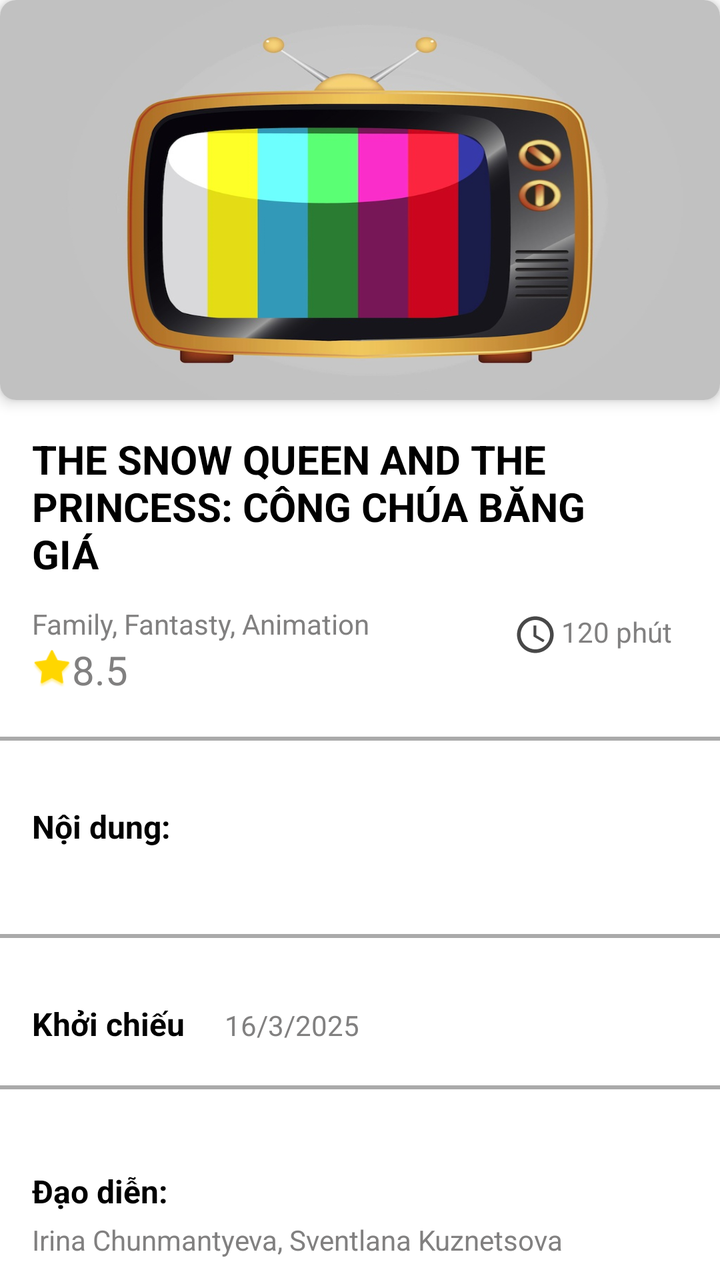
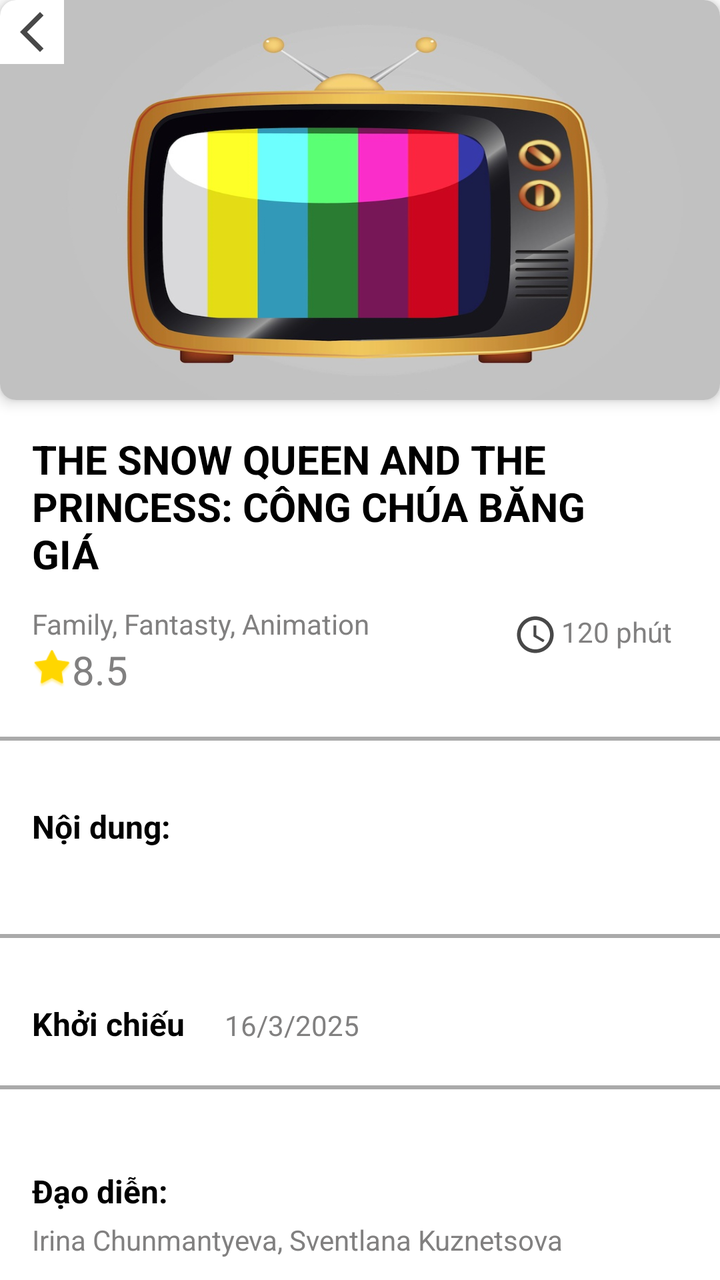

Two renders of the same Android screen: before a commit and after it. Below are the layout's source before the change and the commit's diff.
<!-- AndroidManifest.xml: application theme Theme.PRM392G2MovieBookingMobileApp -->
<!-- res/layout/activity_movie_detail.xml -->
<?xml version="1.0" encoding="utf-8"?>
<LinearLayout xmlns:android="http://schemas.android.com/apk/res/android"
    xmlns:app="http://schemas.android.com/apk/res-auto"
    android:layout_width="match_parent"
    android:layout_height="match_parent"
    android:background="@android:color/white"
    android:orientation="vertical">

    <LinearLayout
        android:layout_width="match_parent"
        android:layout_height="822dp"
        android:orientation="vertical">

        
        <androidx.cardview.widget.CardView
            android:layout_width="match_parent"
            android:layout_height="200dp"
            android:layout_marginBottom="16dp"
            app:cardCornerRadius="8dp"
            app:cardElevation="4dp">
            
            <ImageView
                android:id="@+id/iv_movie_banner"
                android:layout_width="match_parent"
                android:layout_height="match_parent"
                android:background="@drawable/tv_error"
                android:scaleType="centerCrop"
                android:contentDescription="Banner phim" />
        </androidx.cardview.widget.CardView>

        
        <TextView
            android:id="@+id/tv_movie_title"
            android:layout_width="wrap_content"
            android:layout_height="wrap_content"
            android:layout_marginEnd="40dp"
            android:paddingStart="16dp"
            android:text="THE SNOW QUEEN AND THE PRINCESS: CÔNG CHÚA BĂNG GIÁ"
            android:textColor="@android:color/black"
            android:textSize="20sp"
            android:textStyle="bold" />

        
        <LinearLayout
            android:layout_width="match_parent"
            android:layout_height="wrap_content"
            android:layout_marginTop="8dp"
            android:orientation="horizontal"
            android:paddingHorizontal="16dp"
            app:cardCornerRadius="8dp">

            <LinearLayout
                android:layout_width="wrap_content"
                android:layout_height="wrap_content"
                android:orientation="vertical">

                
                <TextView
                    android:id="@+id/tv_movie_genres"
                    android:layout_width="wrap_content"
                    android:layout_height="wrap_content"
                    android:layout_marginTop="4dp"
                    android:text="Family, Fantasty, Animation"
                    android:textColor="#818080"
                    android:textSize="14sp" />

                <LinearLayout
                    android:layout_width="wrap_content"
                    android:layout_height="wrap_content"
                    android:orientation="horizontal"
                    android:gravity="center_vertical"
                    >
                    <ImageView
                        android:layout_width="20dp"
                        android:layout_height="20dp"
                        android:src="@android:drawable/star_big_on"
                        app:tint="#FFD600"
                        />
                        
                    <TextView
                        android:id="@+id/tv_movie_rating"
                        android:layout_width="match_parent"
                        android:layout_height="wrap_content"
                        android:text="8.5"
                        android:textAlignment="center"
                        android:textColor="#818080"
                        android:textSize="20sp" />
                </LinearLayout>
            </LinearLayout>

            
            <LinearLayout
                android:layout_width="match_parent"
                android:layout_height="wrap_content"
                android:orientation="horizontal"
                android:layout_gravity="end"
                android:padding="8dp">
                <Space
                    android:layout_width="0dp"
                    android:layout_height="0dp"
                    android:layout_weight="1" />
                <ImageView
                    android:layout_width="22sp"
                    android:layout_height="22sp"
                    android:src="@drawable/baseline_access_time_24"
                    />

                <TextView
                    android:id="@+id/tv_movie_duration"
                    android:layout_width="wrap_content"
                    android:layout_height="wrap_content"
                    android:layout_marginStart="2dp"
                    android:text="120 phút"
                    android:textColor="#818080"
                    android:textSize="14sp" />
            </LinearLayout>


        </LinearLayout>

        <LinearLayout
            android:layout_width="match_parent"
            android:layout_height="wrap_content"
            android:orientation="horizontal"
            android:layout_marginVertical="20dp">
            <View
                android:id="@+id/curvedLine"
                android:layout_width="match_parent"
                android:layout_height="2dp"
                android:layout_marginBottom="12dp"
                android:background="@android:color/darker_gray"
                app:layout_constraintBottom_toTopOf="@+id/tvCenter"
                app:layout_constraintEnd_toEndOf="parent"
                app:layout_constraintHorizontal_bias="0.495"
                app:layout_constraintStart_toStartOf="parent"
                app:layout_constraintTop_toBottomOf="@+id/toolbar2"
                app:layout_constraintVertical_bias="1.0" />
        </LinearLayout>

        
        <LinearLayout
            android:layout_width="match_parent"
            android:layout_height="wrap_content"
            android:orientation="vertical"
            android:paddingHorizontal="16dp">

            <TextView
                android:layout_width="wrap_content"
                android:layout_height="wrap_content"
                android:text="Nội dung:"
                android:textColor="@android:color/black"
                android:textSize="16sp"
                android:textStyle="bold" />

            <TextView
                android:id="@+id/tv_movie_description"
                android:layout_width="match_parent"
                android:layout_height="wrap_content"
                android:layout_marginTop="4dp"
                android:textColor="#818080"
                android:textSize="14sp" />
        </LinearLayout>

        <LinearLayout
            android:layout_width="match_parent"
            android:layout_height="wrap_content"
            android:orientation="horizontal"
            android:layout_marginVertical="20dp">
            <View
                android:id="@+id/curvedLine1"
                android:layout_width="match_parent"
                android:layout_height="2dp"
                android:layout_marginBottom="12dp"
                android:background="@android:color/darker_gray"
                app:layout_constraintBottom_toTopOf="@+id/tvCenter"
                app:layout_constraintEnd_toEndOf="parent"
                app:layout_constraintHorizontal_bias="0.495"
                app:layout_constraintStart_toStartOf="parent"
                app:layout_constraintTop_toBottomOf="@+id/toolbar2"
                app:layout_constraintVertical_bias="1.0" />
        </LinearLayout>

        
        <LinearLayout
            android:layout_width="match_parent"
            android:layout_height="wrap_content"
            android:orientation="horizontal"
            android:layout_gravity="center"
            android:paddingHorizontal="16dp">

            <TextView
                android:layout_width="wrap_content"
                android:layout_height="wrap_content"
                android:text="Khởi chiếu"
                android:textColor="@android:color/black"
                android:textSize="16sp"
                android:textStyle="bold" />

            <TextView
                android:id="@+id/tv_movie_release_date"
                android:layout_width="match_parent"
                android:layout_height="wrap_content"
                android:text="16/3/2025"
                android:layout_marginStart="20dp"
                android:textColor="#818080"
                android:textSize="14sp" />
        </LinearLayout>
        <LinearLayout
            android:layout_width="match_parent"
            android:layout_height="wrap_content"
            android:orientation="horizontal"
            android:layout_gravity="center"
            android:paddingHorizontal="16dp"
            />

        <LinearLayout
            android:layout_width="match_parent"
            android:layout_height="wrap_content"
            android:orientation="horizontal"
            android:layout_marginVertical="20dp">
            <View
                android:id="@+id/curvedLine2"
                android:layout_width="match_parent"
                android:layout_height="2dp"
                android:layout_marginBottom="12dp"
                android:background="@android:color/darker_gray"
                app:layout_constraintBottom_toTopOf="@+id/tvCenter"
                app:layout_constraintEnd_toEndOf="parent"
                app:layout_constraintHorizontal_bias="0.495"
                app:layout_constraintStart_toStartOf="parent"
                app:layout_constraintTop_toBottomOf="@+id/toolbar2"
                app:layout_constraintVertical_bias="1.0" />
        </LinearLayout>
        <LinearLayout
            android:layout_width="match_parent"
            android:layout_height="wrap_content"
            android:layout_marginTop="8dp"
            android:orientation="vertical"
            app:cardCornerRadius="8dp"
            app:cardElevation="4dp">

            
            <LinearLayout
                android:layout_width="match_parent"
                android:layout_height="wrap_content"
                android:orientation="vertical"
                android:paddingHorizontal="16dp"
                >

                <TextView
                    android:layout_width="wrap_content"
                    android:layout_height="wrap_content"
                    android:text="Đạo diễn:"
                    android:textColor="@android:color/black"
                    android:textSize="16sp"
                    android:textStyle="bold" />

                <TextView
                    android:id="@+id/tv_movie_director"
                    android:layout_width="match_parent"
                    android:layout_height="wrap_content"
                    android:layout_marginTop="4dp"
                    android:text="Irina Chunmantyeva, Sventlana Kuznetsova"
                    android:textColor="#818080"
                    android:textSize="14sp" />
            </LinearLayout>

            
            <LinearLayout
                android:layout_width="match_parent"
                android:layout_height="wrap_content"
                android:orientation="vertical"
                android:padding="16dp">

                <TextView
                    android:layout_width="wrap_content"
                    android:layout_height="wrap_content"
                    android:text="Diễn viên:"
                    android:textColor="@android:color/black"
                    android:textSize="16sp"
                    android:textStyle="bold" />

                <TextView
                    android:id="@+id/tv_movie_actors"
                    android:layout_width="match_parent"
                    android:layout_height="wrap_content"
                    android:layout_marginTop="4dp"
                    android:text="Irina Chunmantyeva, Sventlana Kuznetsova"
                    android:textColor="#818080"
                    android:textSize="14sp" />
            </LinearLayout>
        </LinearLayout>


        
        
        
        
        
        
        

        
        
        
        
        

        
        
        
        
        
        
        

        
        
        
        
        
        
        
        
        


        

    </LinearLayout>

    <LinearLayout
        android:layout_width="match_parent"
        android:layout_height="wrap_content"
        android:orientation="horizontal"
        android:layout_marginHorizontal="10dp">

        <Button
        android:id="@+id/btn_select_showtime"
        android:layout_width="match_parent"
        android:layout_height="wrap_content"
        android:backgroundTint="@color/colorPrimary"
        android:text="Chọn suất chiếu"
        android:textColor="@android:color/white" />

    </LinearLayout>

</LinearLayout>
<!-- resources referenced by this layout -->
<resources>
  <color name="colorPrimary">#FF4081</color>
  <!-- drawable baseline_access_time_24 (drawable) -->
  <vector xmlns:android="http://schemas.android.com/apk/res/android" android:height="24dp" android:tint="#484848" android:viewportHeight="24" android:viewportWidth="24" android:width="24dp">
        
      <path android:fillColor="@android:color/white" android:pathData="M11.99,2C6.47,2 2,6.48 2,12s4.47,10 9.99,10C17.52,22 22,17.52 22,12S17.52,2 11.99,2zM12,20c-4.42,0 -8,-3.58 -8,-8s3.58,-8 8,-8 8,3.58 8,8 -3.58,8 -8,8z"/>
        
      <path android:fillColor="@android:color/white" android:pathData="M12.5,7H11v6l5.25,3.15 0.75,-1.23 -4.5,-2.67z"/>
      
  </vector>
  <!-- drawable tv_error: jpg bitmap (drawable, 58412 bytes) -->
  <style name="Theme.PRM392G2MovieBookingMobileApp" parent="Base.Theme.PRM392G2MovieBookingMobileApp" />
  <style name="Base.Theme.PRM392G2MovieBookingMobileApp" parent="Theme.Material3.DayNight.NoActionBar">
          
          
      </style>
</resources>

<!-- the commit's change to res/layout/activity_movie_detail.xml (unified diff, before → after) -->
@@ -12,6 +12,7 @@
         android:orientation="vertical">
 
         
+
         <androidx.cardview.widget.CardView
             android:layout_width="match_parent"
             android:layout_height="200dp"
@@ -19,6 +20,7 @@
             app:cardCornerRadius="8dp"
             app:cardElevation="4dp">
             
+
             <ImageView
                 android:id="@+id/iv_movie_banner"
                 android:layout_width="match_parent"
@@ -26,6 +28,22 @@
                 android:background="@drawable/tv_error"
                 android:scaleType="centerCrop"
                 android:contentDescription="Banner phim" />
+
+            <androidx.constraintlayout.widget.ConstraintLayout
+                android:layout_width="wrap_content"
+                android:layout_height="wrap_content"
+                android:padding="4dp"
+                android:background="#FFFFFF"
+                >
+                <ImageView
+                    android:id="@+id/buttonBack"
+                    android:layout_width="wrap_content"
+                    android:layout_height="wrap_content"
+                    app:layout_constraintStart_toStartOf="parent"
+                    app:layout_constraintTop_toTopOf="parent"
+                    app:srcCompat="@drawable/baseline_arrow_back_ios_new_24" />
+            </androidx.constraintlayout.widget.ConstraintLayout>
+
         </androidx.cardview.widget.CardView>
 
         
<!-- resource entries referenced after the edit -->
@@ -9,6 +9,12 @@
       <path android:fillColor="@android:color/white" android:pathData="M12.5,7H11v6l5.25,3.15 0.75,-1.23 -4.5,-2.67z"/>
       
   </vector>
+  <!-- drawable baseline_arrow_back_ios_new_24 (drawable) -->
+  <vector xmlns:android="http://schemas.android.com/apk/res/android" android:height="24dp" android:tint="#484848" android:viewportHeight="24" android:viewportWidth="24" android:width="24dp">
+        
+      <path android:fillColor="@android:color/white" android:pathData="M17.77,3.77l-1.77,-1.77l-10,10l10,10l1.77,-1.77l-8.23,-8.23z"/>
+      
+  </vector>
   <!-- drawable tv_error: jpg bitmap (drawable, 58412 bytes) -->
   <style name="Theme.PRM392G2MovieBookingMobileApp" parent="Base.Theme.PRM392G2MovieBookingMobileApp" />
   <style name="Base.Theme.PRM392G2MovieBookingMobileApp" parent="Theme.Material3.DayNight.NoActionBar">
